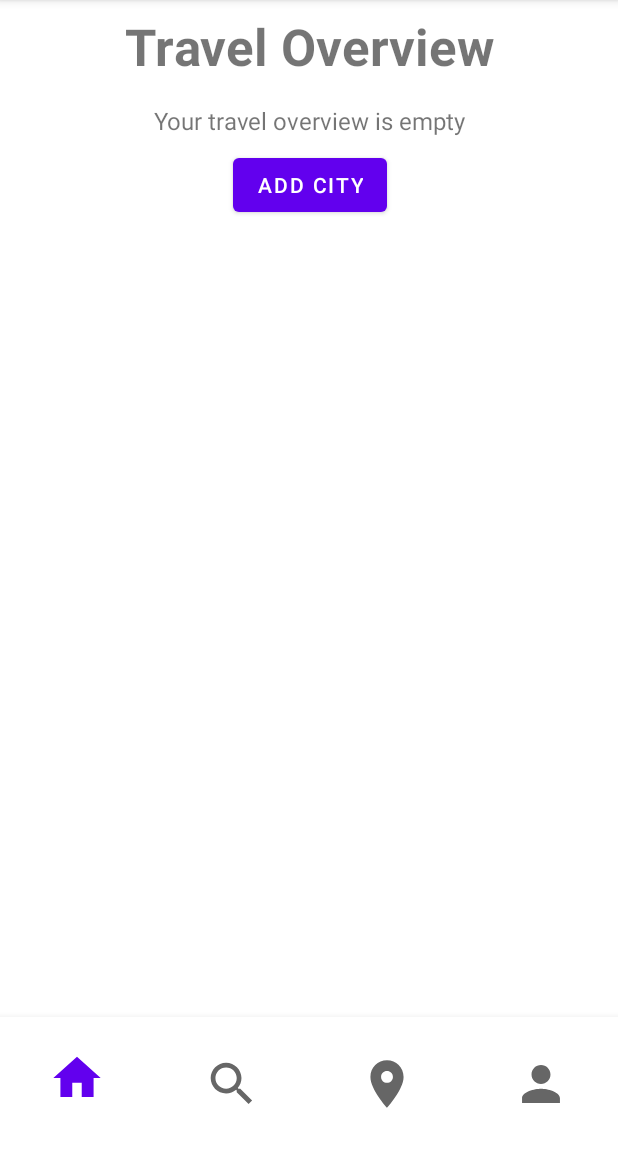
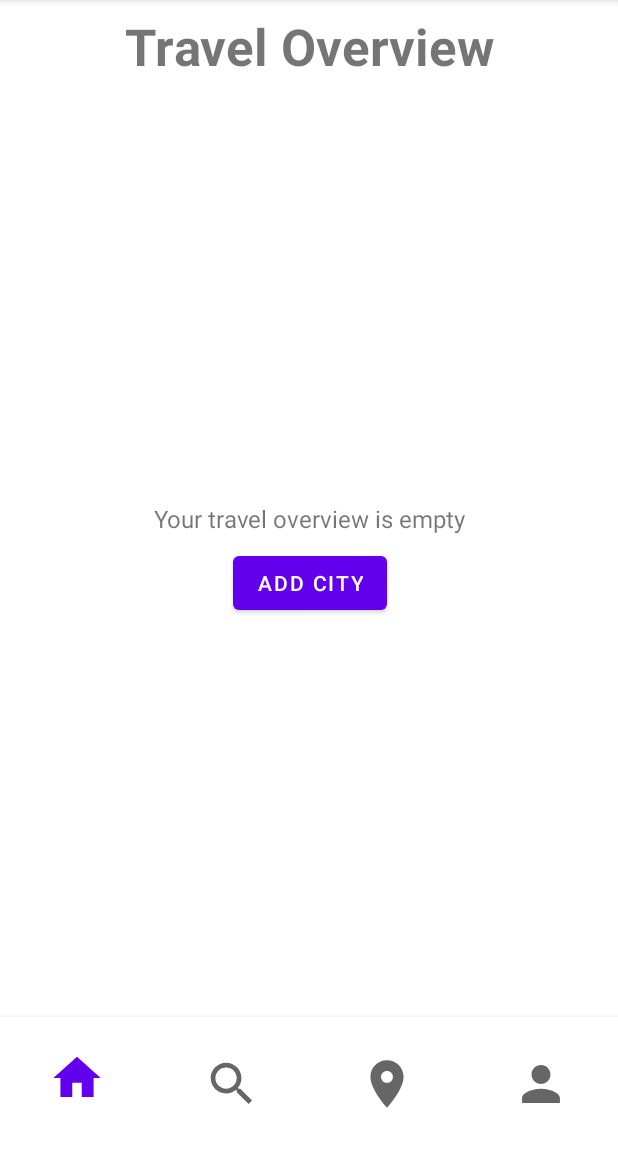
Before and after one commit to Nprimdal/AppProject_Travlers, an Android app: the screen it shows after launch (TripActivity), after a tap on "BUTTON", on a phone screen of 412 x 824 dp, the part 84-1236 px from its top. Run offline under Robolectric (Android 15) with nearby library versions, the phone set to English and light mode, and no system bars; our stand-ins replace Room's generated code, Volley.

Commit message:
Added: - info if no trips

```diff
--- a/app/src/main/java/dk/au/mad22spring/group19/appproject_travlers/HomeFragment.java
+++ b/app/src/main/java/dk/au/mad22spring/group19/appproject_travlers/HomeFragment.java
@@ -3,17 +3,26 @@ package dk.au.mad22spring.group19.appproject_travlers;
 import android.os.Bundle;
 
 import androidx.fragment.app.Fragment;
-import androidx.fragment.app.FragmentManager;
+import androidx.lifecycle.Observer;
+import androidx.lifecycle.ViewModelProvider;
+import androidx.recyclerview.widget.LinearLayoutManager;
+import androidx.recyclerview.widget.RecyclerView;
 
 import android.view.LayoutInflater;
 import android.view.View;
 import android.view.ViewGroup;
 import android.widget.Button;
 
+import java.util.List;
 
-public class HomeFragment extends Fragment {
 
-    Button btnAddCity;
+public class HomeFragment extends Fragment implements TripListAdapter.ITripClickedListener {
+
+    private TripViewModel tripViewModel;
+    private TripListAdapter tripAdapter;
+    private List<TripModel> trips;
+    private RecyclerView rcv;
+    private Button btnAddCity;
 
     public HomeFragment() {
         // Required empty public constructor
@@ -25,6 +34,25 @@ public class HomeFragment extends Fragment {
         // Inflate the layout for this fragment
         View view = inflater.inflate(R.layout.fragment_home, container, false);
 
+        //Set up view model
+        tripViewModel = new ViewModelProvider(this).get(TripViewModel.class);
+
+        //Hvad er getViewLifeCycleOwner??????
+        tripViewModel.getTrips().observe(getViewLifecycleOwner(), new Observer<List<TripModel>>() {
+            @Override
+            public void onChanged(List<TripModel> tripModels) {
+                trips = tripModels;
+                tripAdapter.updateCityModel(trips);
+            }
+        });
+
+        //Set up adapter and recyclerView
+        tripAdapter = new TripListAdapter(trips,this);
+        rcv = (RecyclerView) view.findViewById(R.id.rcvTrips);
+        rcv.setLayoutManager(new LinearLayoutManager(getContext()));
+        rcv.setAdapter(tripAdapter);
+
+        //Add button - replaces view with searchFragment
         btnAddCity = (Button) view.findViewById(R.id.btnAddCity);
         btnAddCity.setOnClickListener(new View.OnClickListener() {
             @Override
@@ -34,8 +62,10 @@ public class HomeFragment extends Fragment {
         });
 
         return view;
+    }
 
-
+    @Override
+    public void onCityClicked(int position) {
 
     }
 }
--- a/app/src/main/java/dk/au/mad22spring/group19/appproject_travlers/Repository.java
+++ b/app/src/main/java/dk/au/mad22spring/group19/appproject_travlers/Repository.java
@@ -27,6 +27,9 @@ public class Repository {
         cityAPI = new CityAPI(this, context);
         executor = Executors.newSingleThreadExecutor();
 
+        //Retrieves trips from database
+        trips = tripDatabase.tripDAO().getAll();
+
     }
 
     public static Repository getInstance(){
@@ -51,7 +54,7 @@ public class Repository {
 
         return data;
     }
-    //Adds a trip to database
+    //Add a trip to database
     public void addCityAsynch(TripModel city){
         executor.execute(new Runnable() {
             @Override
@@ -61,4 +64,10 @@ public class Repository {
         });
     }
 
+    //Get trips from database
+    public LiveData<List<TripModel>> getAllTrips(){
+
+        return trips;
+    }
+
 }
--- a/app/src/main/java/dk/au/mad22spring/group19/appproject_travlers/TripDAO.java
+++ b/app/src/main/java/dk/au/mad22spring/group19/appproject_travlers/TripDAO.java
@@ -11,6 +11,9 @@ import java.util.List;
 public interface TripDAO {
     //DAO (Data Access Object): This class provides the methods used to interact with data in the Trip-table.
 
+    @Query("SELECT * FROM TripModel")
+    LiveData<List<TripModel>> getAll();
+
     @Insert(onConflict = OnConflictStrategy.REPLACE)
     void addTrip(TripModel trip);
 
--- a/app/src/main/java/dk/au/mad22spring/group19/appproject_travlers/CityListAdaptor.java
+++ b/app/src/main/java/dk/au/mad22spring/group19/appproject_travlers/TripListAdapter.java
@@ -3,24 +3,26 @@ package dk.au.mad22spring.group19.appproject_travlers;
 import android.view.LayoutInflater;
 import android.view.View;
 import android.view.ViewGroup;
+import android.widget.CheckBox;
+import android.widget.RatingBar;
 import android.widget.TextView;
 
 import androidx.annotation.NonNull;
 import androidx.recyclerview.widget.RecyclerView;
 
-import java.util.ArrayList;
+import java.util.List;
 
 //Code references:
 //Lecture 3: Demo 2 - RecyclerView in action
 //Clear method: https://stackoverflow.com/questions/29978695/remove-all-items-from-recyclerview
 
-public class CityListAdaptor extends RecyclerView.Adapter<CityListAdaptor.CityViewHolder> {
+public class TripListAdapter extends RecyclerView.Adapter<TripListAdapter.TripViewHolder> {
 
-    private IDrinkClickedListener listener;
-    private ArrayList<TripModel> trips;
+    private ITripClickedListener listener;
+    private List<TripModel> trips;
 
     //Constructor
-    public CityListAdaptor(ArrayList<TripModel> tripModels, IDrinkClickedListener listener){
+    public TripListAdapter(List<TripModel> tripModels, ITripClickedListener listener){
         this.trips = tripModels;
         this.listener = listener;
 
@@ -29,19 +31,21 @@ public class CityListAdaptor extends RecyclerView.Adapter<CityListAdaptor.CityVi
     //Provides the layout to the rows in recyclerView
     @NonNull
     @Override
-    public CityViewHolder onCreateViewHolder(@NonNull ViewGroup parent, int viewType) {
+    public TripViewHolder onCreateViewHolder(@NonNull ViewGroup parent, int viewType) {
         LayoutInflater layoutInflater = LayoutInflater.from(parent.getContext());
-        View view = layoutInflater.inflate(R.layout.list_item_city, parent, false);
+        View view = layoutInflater.inflate(R.layout.list_item_trip, parent, false);
 
-        return new CityViewHolder(view, listener);
+        return new TripViewHolder(view, listener);
     }
 
 
     //Sets data on the views
     @Override
-    public void onBindViewHolder(@NonNull CityViewHolder holder, int position) {
+    public void onBindViewHolder(@NonNull TripViewHolder holder, int position) {
         holder.txtCityName.setText(trips.get(position).getCityName());
         holder.txtCountryName.setText(trips.get(position).getCountryName());
+        holder.userRating.setRating(trips.get(position).getTravelUserRating());
+        //holder.cityVisited.setChecked(trips.get(position).userVisitedCity);
     }
 
     //The number of items we want to display in recyclerView
@@ -53,21 +57,25 @@ public class CityListAdaptor extends RecyclerView.Adapter<CityListAdaptor.CityVi
         return trips.size();
     }
 
-    public class CityViewHolder extends RecyclerView.ViewHolder implements View.OnClickListener{
+    public class TripViewHolder extends RecyclerView.ViewHolder implements View.OnClickListener{
 
-        IDrinkClickedListener listener;
+        ITripClickedListener listener;
 
         //References to views
         TextView txtCityName, txtCountryName;
+        RatingBar userRating;
+        CheckBox cityVisited;
 
         //Constructor: gets references to view
-        public CityViewHolder(@NonNull View itemView, IDrinkClickedListener listener) {
+        public TripViewHolder(@NonNull View itemView, ITripClickedListener listener) {
             super(itemView);
 
             this.listener = listener;
 
             txtCityName = itemView.findViewById(R.id.txtCityName);
             txtCountryName = itemView.findViewById(R.id.txtCountryName);
+            userRating = itemView.findViewById(R.id.rtnStarsOverview);
+            cityVisited = itemView.findViewById(R.id.checkBoxVisited);
 
             itemView.setOnClickListener(this);
         }
@@ -80,12 +88,12 @@ public class CityListAdaptor extends RecyclerView.Adapter<CityListAdaptor.CityVi
     }
 
     //User clicks in recyclerView
-    public interface IDrinkClickedListener {
+    public interface ITripClickedListener {
         void onCityClicked(int position);
     }
 
     //Data changed
-    public void updateCityModel(ArrayList<TripModel> tripModels){
+    public void updateCityModel(List<TripModel> tripModels){
         trips = tripModels;
         notifyDataSetChanged();
     }
--- a/app/src/main/java/dk/au/mad22spring/group19/appproject_travlers/TripViewModel.java
+++ b/app/src/main/java/dk/au/mad22spring/group19/appproject_travlers/TripViewModel.java
@@ -4,6 +4,7 @@ import androidx.lifecycle.LiveData;
 import androidx.lifecycle.ViewModel;
 
 import java.util.ArrayList;
+import java.util.List;
 
 public class TripViewModel extends ViewModel {
 
@@ -20,6 +21,13 @@ public class TripViewModel extends ViewModel {
         return repository.getCities(cityName);
     }
 
+    //Gets all drinks from database
+    public LiveData<List<TripModel>> getTrips() {
+
+        return repository.getAllTrips();
+    }
+
+
     public void addCity(TripModel city){ repository.addCityAsynch(city);
     }
 
--- a/app/src/main/res/layout/fragment_home.xml
+++ b/app/src/main/res/layout/fragment_home.xml
@@ -1,4 +1,5 @@
 <?xml version="1.0" encoding="utf-8"?>
+
 <androidx.constraintlayout.widget.ConstraintLayout xmlns:android="http://schemas.android.com/apk/res/android"
     xmlns:tools="http://schemas.android.com/tools"
     android:layout_width="match_parent"
@@ -6,15 +7,15 @@
     xmlns:app="http://schemas.android.com/apk/res-auto"
     tools:context=".HomeFragment">
 
-    <Button
-        android:id="@+id/btnAddCity"
-        android:layout_width="wrap_content"
-        android:layout_height="wrap_content"
-        android:layout_marginTop="8dp"
-        android:text="@string/tbnAddCity"
+    <LinearLayout
+        android:layout_width="match_parent"
+        android:layout_height="105dp"
+        app:layout_constraintBottom_toBottomOf="parent"
         app:layout_constraintEnd_toEndOf="parent"
-        app:layout_constraintStart_toStartOf="parent"
-        app:layout_constraintTop_toBottomOf="@+id/txtNoTripsInfo" />
+        app:layout_constraintStart_toEndOf="parent"
+        app:layout_constraintTop_toBottomOf="@id/txtTitle"
+        android:gravity="center"
+        android:orientation="vertical">
 
         <TextView
             android:id="@+id/txtNoTripsInfo"
@@ -22,10 +23,16 @@
             android:layout_height="wrap_content"
             android:layout_marginTop="16dp"
             android:text="@string/txtNoTripsInfo"
-        android:textSize="16sp"
-        app:layout_constraintEnd_toEndOf="parent"
-        app:layout_constraintStart_toStartOf="parent"
-        app:layout_constraintTop_toBottomOf="@+id/txtTitle" />
+            android:textSize="16sp" />
+
+        <Button
+            android:id="@+id/btnAddCity"
+            android:layout_width="wrap_content"
+            android:layout_height="wrap_content"
+            android:layout_marginTop="8dp"
+            android:text="@string/tbnAddCity" />
+
+    </LinearLayout>
 
     <TextView
         android:id="@+id/txtTitle"
@@ -40,7 +47,7 @@
         app:layout_constraintTop_toTopOf="parent" />
 
     <androidx.recyclerview.widget.RecyclerView
-        android:id="@+id/recyclerView"
+        android:id="@+id/rcvTrips"
         android:layout_width="0dp"
         android:layout_height="0dp"
         android:layout_marginTop="8dp"
```
Also changed, not shown: app/src/main/java/dk/au/mad22spring/group19/appproject_travlers/CityListAdapter.java (added, +105 -0 lines), app/src/main/java/dk/au/mad22spring/group19/appproject_travlers/SearchFragment.java (+4 -4 lines), app/src/main/res/layout/list_item_trip.xml (+7 -7 lines). Lines whose indentation alone changed are shown as unchanged.
